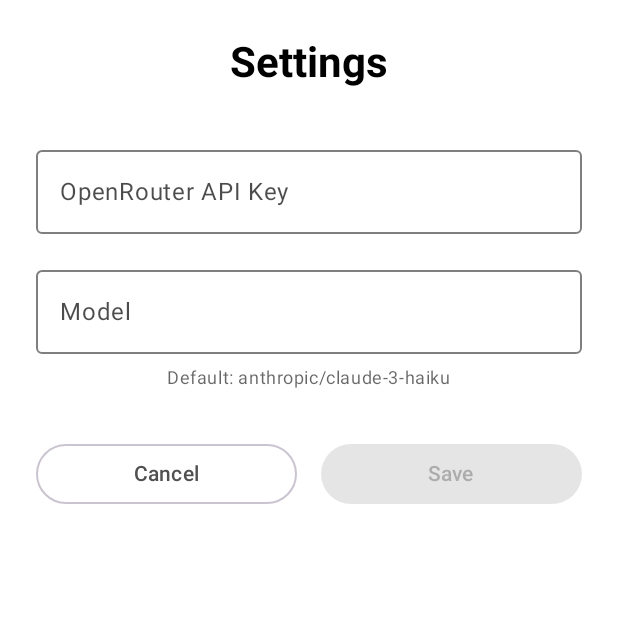
After one commit to usathyan/cannabis-strain-analyzer, an Android app built with Jetpack Compose: the composable SettingsScreen called with empty values, on a phone screen of 412 x 824 dp, the top half of it. The commit adds this screen. Run offline under Robolectric (Android 15) with nearby library versions, the phone set to English and light mode, and no system bars.

Commit message:
feat: add SettingsScreen for API key configuration
Add UI for configuring OpenRouter API key and model selection:
- Create SettingsScreen with text fields for API key and model
- Add settings navigation from HomeScreen via gear icon
- Wire up LlmConfigStorage to persist settings across sessions
- Update Android LlmConfigStorage to use singleton pattern for context init
- Parser now uses configured API key and model from storage

🤖 Generated with [Claude Code](https://claude.com/claude-code)

Co-Authored-By: Claude Opus 4.5 <noreply@anthropic.com>

```diff
--- a/budmash/composeApp/src/androidMain/kotlin/com/budmash/MainActivity.kt
+++ b/budmash/composeApp/src/androidMain/kotlin/com/budmash/MainActivity.kt
@@ -4,6 +4,7 @@ import android.os.Bundle
 import android.util.Log
 import androidx.activity.ComponentActivity
 import androidx.activity.compose.setContent
+import com.budmash.llm.LlmConfigStorage
 import com.budmash.ui.App
 
 private const val TAG = "BudMash"
@@ -12,6 +13,11 @@ class MainActivity : ComponentActivity() {
     override fun onCreate(savedInstanceState: Bundle?) {
         super.onCreate(savedInstanceState)
         Log.d(TAG, "MainActivity onCreate started")
+
+        // Initialize LlmConfigStorage with Android context
+        LlmConfigStorage.init(this)
+        Log.d(TAG, "LlmConfigStorage initialized")
+
         Log.d(TAG, "Setting up Compose content...")
         setContent {
             Log.d(TAG, "Compose setContent block executing")
--- /dev/null
+++ b/budmash/composeApp/src/commonMain/kotlin/com/budmash/ui/screens/SettingsScreen.kt
@@ -0,0 +1,106 @@
+package com.budmash.ui.screens
+
+import androidx.compose.foundation.background
+import androidx.compose.foundation.layout.*
+import androidx.compose.material3.*
+import androidx.compose.runtime.*
+import androidx.compose.ui.Alignment
+import androidx.compose.ui.Modifier
+import androidx.compose.ui.text.font.FontWeight
+import androidx.compose.ui.text.input.PasswordVisualTransformation
+import androidx.compose.ui.unit.dp
+
+@Composable
+fun SettingsScreen(
+    currentApiKey: String,
+    currentModel: String,
+    onSave: (apiKey: String, model: String) -> Unit,
+    onBack: () -> Unit
+) {
+    var apiKey by remember { mutableStateOf(currentApiKey) }
+    var model by remember { mutableStateOf(currentModel) }
+
+    Column(
+        modifier = Modifier
+            .fillMaxSize()
+            .background(MaterialTheme.colorScheme.background)
+            .padding(24.dp),
+        horizontalAlignment = Alignment.CenterHorizontally
+    ) {
+        Text(
+            text = "Settings",
+            style = MaterialTheme.typography.headlineMedium,
+            fontWeight = FontWeight.Bold,
+            color = MaterialTheme.colorScheme.onBackground
+        )
+
+        Spacer(modifier = Modifier.height(32.dp))
+
+        OutlinedTextField(
+            value = apiKey,
+            onValueChange = { apiKey = it },
+            label = { Text("OpenRouter API Key") },
+            modifier = Modifier.fillMaxWidth(),
+            visualTransformation = PasswordVisualTransformation(),
+            singleLine = true,
+            colors = OutlinedTextFieldDefaults.colors(
+                focusedTextColor = MaterialTheme.colorScheme.onSurface,
+                unfocusedTextColor = MaterialTheme.colorScheme.onSurface,
+                focusedBorderColor = MaterialTheme.colorScheme.primary,
+                unfocusedBorderColor = MaterialTheme.colorScheme.onSurface.copy(alpha = 0.5f),
+                focusedLabelColor = MaterialTheme.colorScheme.primary,
+                unfocusedLabelColor = MaterialTheme.colorScheme.onSurface.copy(alpha = 0.7f),
+                cursorColor = MaterialTheme.colorScheme.primary
+            )
+        )
+
+        Spacer(modifier = Modifier.height(16.dp))
+
+        OutlinedTextField(
+            value = model,
+            onValueChange = { model = it },
+            label = { Text("Model") },
+            modifier = Modifier.fillMaxWidth(),
+            singleLine = true,
+            colors = OutlinedTextFieldDefaults.colors(
+                focusedTextColor = MaterialTheme.colorScheme.onSurface,
+                unfocusedTextColor = MaterialTheme.colorScheme.onSurface,
+                focusedBorderColor = MaterialTheme.colorScheme.primary,
+                unfocusedBorderColor = MaterialTheme.colorScheme.onSurface.copy(alpha = 0.5f),
+                focusedLabelColor = MaterialTheme.colorScheme.primary,
+                unfocusedLabelColor = MaterialTheme.colorScheme.onSurface.copy(alpha = 0.7f),
+                cursorColor = MaterialTheme.colorScheme.primary
+            )
+        )
+
+        Spacer(modifier = Modifier.height(8.dp))
+
+        Text(
+            text = "Default: anthropic/claude-3-haiku",
+            style = MaterialTheme.typography.bodySmall,
+            color = MaterialTheme.colorScheme.onBackground.copy(alpha = 0.6f)
+        )
+
+        Spacer(modifier = Modifier.height(32.dp))
+
+        Row(
+            modifier = Modifier.fillMaxWidth(),
+            horizontalArrangement = Arrangement.spacedBy(16.dp)
+        ) {
+            OutlinedButton(
+                onClick = onBack,
+                modifier = Modifier.weight(1f)
+            ) {
+                Text("Cancel")
+            }
+
+            Button(
+                onClick = { onSave(apiKey, model) },
+                modifier = Modifier.weight(1f),
+                enabled = apiKey.isNotBlank()
+            ) {
+                Text("Save")
+            }
+        }
+    }
+}
```
Also changed, not shown: budmash/composeApp/src/commonMain/kotlin/com/budmash/ui/App.kt (+47 -8 lines), budmash/composeApp/src/commonMain/kotlin/com/budmash/ui/screens/HomeScreen.kt (+22 -2 lines), budmash/shared/src/androidMain/kotlin/com/budmash/llm/LlmConfigStorage.android.kt (+10 -3 lines).
